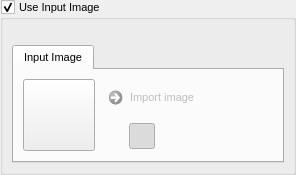
Before: the Qt Designer form src/airunner/widgets/input_image/templates/input_image.ui in Capsize-Games/airunner, drawn with Qt 5.
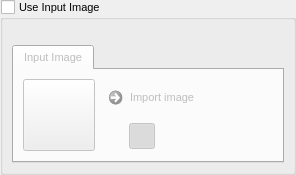
After: the same form once the commit is applied. Icons and pictures are not drawn. Custom widgets are drawn as their Qt base class.

```diff
--- a/src/airunner/widgets/input_image/templates/input_image.ui
+++ b/src/airunner/widgets/input_image/templates/input_image.ui
@@ -85,6 +85,9 @@
         <property name="checkable">
          <bool>true</bool>
         </property>
+        <property name="checked">
+         <bool>false</bool>
+        </property>
         <layout class="QGridLayout" name="gridLayout_5">
          <property name="leftMargin">
           <number>9</number>
```
Left out of the diff: 28 changed lines with no effect on the pictures.
